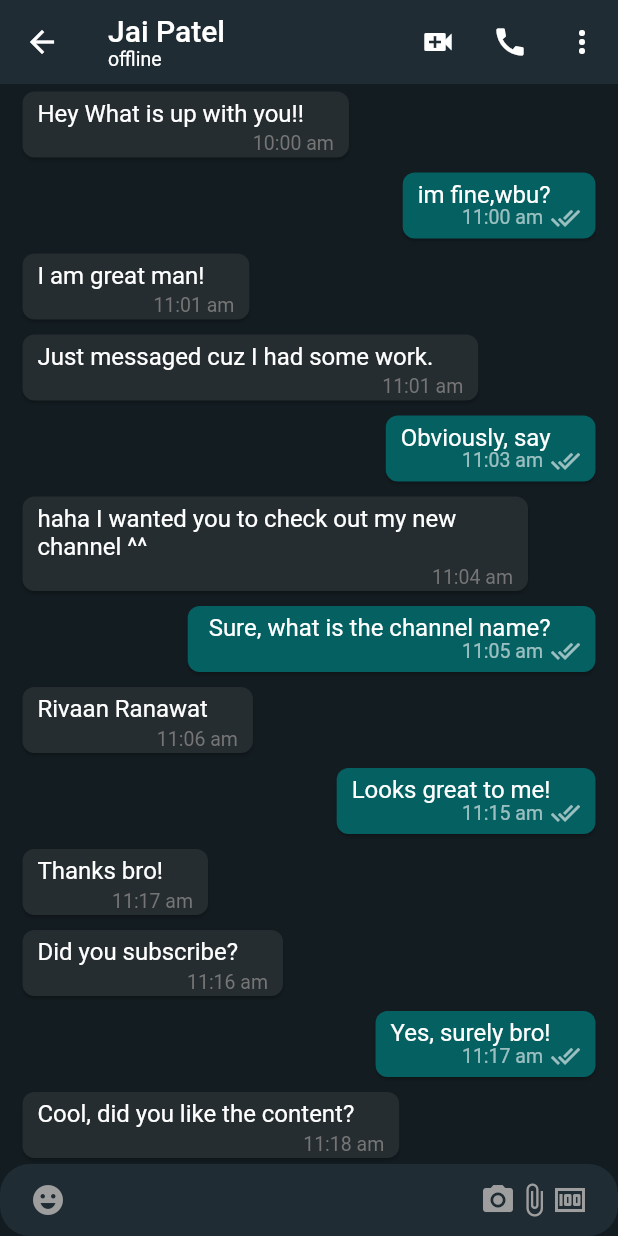
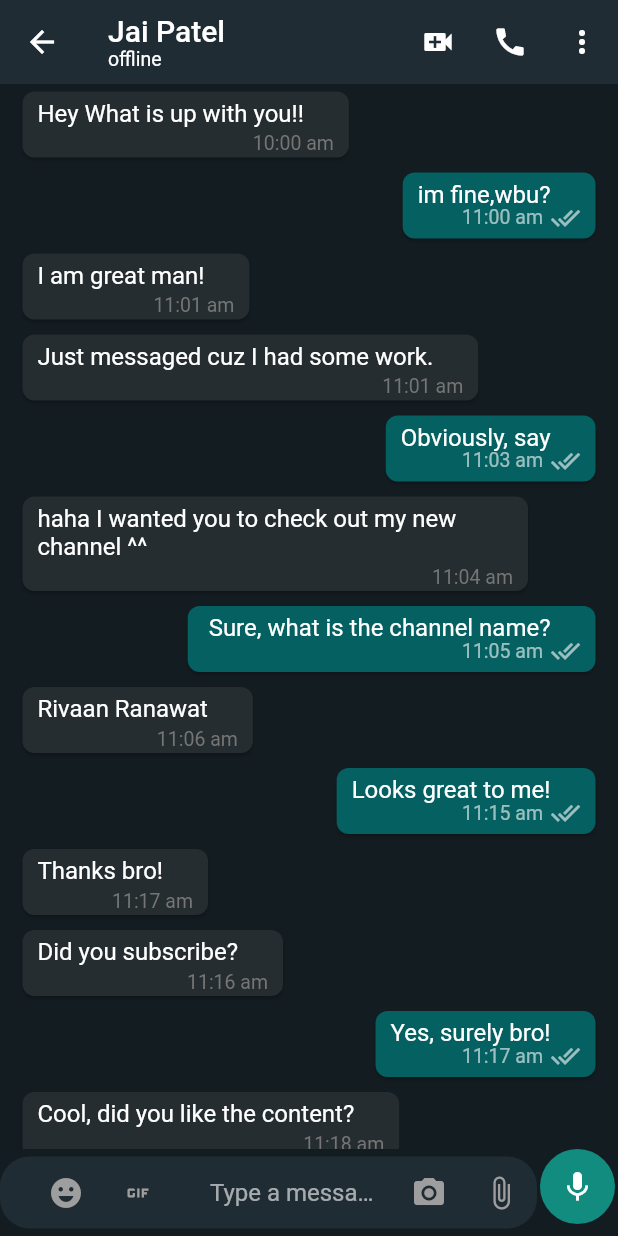
Before and after one commit to TheBoy-WhoCode/whatsapp-flutter-ui, a Flutter app: the MobileChatScreen screen opened directly, on a phone screen of 412 x 824 dp. Run offline on Flutter 3.47's test engine with Material 2 defaults, Android fonts, the phone set to English and light mode, and no system bars; our stand-ins replace cloud_firestore, country_picker, firebase_auth, firebase_core, firebase_storage, flutter_contacts and 2 more; accounts and stored records are empty.

Commit message:
message sending part completed

```diff
--- a/lib/screens/mobile_chat_screen.dart
+++ b/lib/features/chat/screens/mobile_chat_screen.dart
@@ -4,6 +4,7 @@ import 'package:flutter_riverpod/flutter_riverpod.dart';
 import 'package:whatsapp_ui/colors.dart';
 import 'package:whatsapp_ui/common/widgets/loader.dart';
 import 'package:whatsapp_ui/features/auth/controller/auth_controller.dart';
+import 'package:whatsapp_ui/features/chat/widgets/bottom_chat_field.dart';
 import 'package:whatsapp_ui/models/user_model.dart';
 import 'package:whatsapp_ui/widgets/chat_list.dart';
 
@@ -63,47 +64,8 @@ class MobileChatScreen extends ConsumerWidget {
           const Expanded(
             child: ChatList(),
           ),
-          TextField(
-            decoration: InputDecoration(
-              filled: true,
-              fillColor: mobileChatBoxColor,
-              prefixIcon: const Padding(
-                padding: EdgeInsets.symmetric(horizontal: 20.0),
-                child: Icon(
-                  Icons.emoji_emotions,
-                  color: Colors.grey,
-                ),
-              ),
-              suffixIcon: Padding(
-                padding: const EdgeInsets.symmetric(horizontal: 20.0),
-                child: Row(
-                  mainAxisAlignment: MainAxisAlignment.end,
-                  children: const [
-                    Icon(
-                      Icons.camera_alt,
-                      color: Colors.grey,
-                    ),
-                    Icon(
-                      Icons.attach_file,
-                      color: Colors.grey,
-                    ),
-                    Icon(
-                      Icons.money,
-                      color: Colors.grey,
-                    ),
-                  ],
-                ),
-              ),
-              hintText: 'Type a message!',
-              border: OutlineInputBorder(
-                borderRadius: BorderRadius.circular(20.0),
-                borderSide: const BorderSide(
-                  width: 0,
-                  style: BorderStyle.none,
-                ),
-              ),
-              contentPadding: const EdgeInsets.all(10),
-            ),
+          BottomChatField(
+            recieverUserId: uid,
           ),
         ],
       ),
--- /dev/null
+++ b/lib/features/chat/widgets/bottom_chat_field.dart
@@ -0,0 +1,138 @@
+import 'package:flutter/material.dart';
+import 'package:flutter_riverpod/flutter_riverpod.dart';
+
+import 'package:whatsapp_ui/colors.dart';
+import 'package:whatsapp_ui/features/chat/controller/chat_controller.dart';
+
+class BottomChatField extends ConsumerStatefulWidget {
+  final String recieverUserId;
+  const BottomChatField({
+    Key? key,
+    required this.recieverUserId,
+  }) : super(key: key);
+
+  @override
+  ConsumerState<BottomChatField> createState() => _BottomChatFieldState();
+}
+
+class _BottomChatFieldState extends ConsumerState<BottomChatField> {
+  bool isShowSendButton = false;
+  final TextEditingController _messageController = TextEditingController();
+
+  void sendTextMessage() async {
+    if (isShowSendButton) {
+      ref.read(chatControllerProvider).sendTextMessage(
+            context,
+            _messageController.text.trim(),
+            widget.recieverUserId,
+          );
+
+      setState(() {
+        _messageController.text = "";
+      });
+    }
+  }
+
+  @override
+  void dispose() {
+    _messageController.dispose();
+    super.dispose();
+  }
+
+  @override
+  Widget build(BuildContext context) {
+    return Row(
+      children: [
+        Expanded(
+          child: TextFormField(
+            controller: _messageController,
+            onChanged: (val) {
+              if (val.isNotEmpty) {
+                setState(() {
+                  isShowSendButton = true;
+                });
+              } else {
+                setState(() {
+                  isShowSendButton = false;
+                });
+              }
+            },
+            decoration: InputDecoration(
+              filled: true,
+              fillColor: mobileChatBoxColor,
+              prefixIcon: Padding(
+                padding: const EdgeInsets.symmetric(horizontal: 20),
+                child: SizedBox(
+                  width: 100,
+                  child: Row(
+                    children: [
+                      IconButton(
+                        onPressed: () {},
+                        icon: const Icon(
+                          Icons.emoji_emotions,
+                          color: Colors.grey,
+                        ),
+                      ),
+                      IconButton(
+                        onPressed: () {},
+                        icon: const Icon(
+                          Icons.gif,
+                          color: Colors.grey,
+                        ),
+                      ),
+                    ],
+                  ),
+                ),
+              ),
+              suffixIcon: SizedBox(
+                width: 100,
+                child: Row(
+                  mainAxisAlignment: MainAxisAlignment.end,
+                  children: [
+                    IconButton(
+                      onPressed: () {},
+                      icon: const Icon(
+                        Icons.camera_alt,
+                        color: Colors.grey,
+                      ),
+                    ),
+                    IconButton(
+                      onPressed: () {},
+                      icon: const Icon(
+                        Icons.attach_file,
+                        color: Colors.grey,
+                      ),
+                    ),
+                  ],
+                ),
+              ),
+              hintText: 'Type a message!',
+              border: OutlineInputBorder(
+                borderRadius: BorderRadius.circular(20.0),
+                borderSide: const BorderSide(
+                  width: 0,
+                  style: BorderStyle.none,
+                ),
+              ),
+              contentPadding: const EdgeInsets.all(10),
+            ),
+          ),
+        ),
+        Padding(
+          padding: const EdgeInsets.only(bottom: 8.0, right: 2, left: 2),
+          child: CircleAvatar(
+            backgroundColor: const Color(0xFF128C7E),
+            radius: 25,
+            child: GestureDetector(
+              onTap: sendTextMessage,
+              child: Icon(
+                isShowSendButton ? Icons.send : Icons.mic,
+                color: Colors.white,
+              ),
+            ),
+          ),
+        )
+      ],
+    );
+  }
+}
--- a/lib/features/select_contacts/repository/select_contact_repository.dart
+++ b/lib/features/select_contacts/repository/select_contact_repository.dart
@@ -4,7 +4,7 @@ import 'package:flutter_contacts/flutter_contacts.dart';
 import 'package:flutter_riverpod/flutter_riverpod.dart';
 import 'package:whatsapp_ui/common/utils/utils.dart';
 import 'package:whatsapp_ui/models/user_model.dart';
-import 'package:whatsapp_ui/screens/mobile_chat_screen.dart';
+import 'package:whatsapp_ui/features/chat/screens/mobile_chat_screen.dart';
 
 final selectContactRepositoryProvider = Provider(
     (ref) => SelectContactRepository(firestore: FirebaseFirestore.instance));
--- a/lib/router.dart
+++ b/lib/router.dart
@@ -4,7 +4,7 @@ import 'package:whatsapp_ui/features/auth/screens/login_screen.dart';
 import 'package:whatsapp_ui/features/auth/screens/otp_screen.dart';
 import 'package:whatsapp_ui/features/auth/screens/user_information_screen.dart';
 import 'package:whatsapp_ui/features/select_contacts/screens/select_contacts_screen.dart';
-import 'package:whatsapp_ui/screens/mobile_chat_screen.dart';
+import 'package:whatsapp_ui/features/chat/screens/mobile_chat_screen.dart';
 
 Route<dynamic> generateRoute(RouteSettings settings) {
   switch (settings.name) {
--- a/lib/widgets/contacts_list.dart
+++ b/lib/widgets/contacts_list.dart
@@ -1,7 +1,7 @@
 import 'package:flutter/material.dart';
 import 'package:whatsapp_ui/colors.dart';
 import 'package:whatsapp_ui/info.dart';
-import 'package:whatsapp_ui/screens/mobile_chat_screen.dart';
+import 'package:whatsapp_ui/features/chat/screens/mobile_chat_screen.dart';
 
 class ContactsList extends StatelessWidget {
   const ContactsList({Key? key}) : super(key: key);
--- a/pubspec.yaml
+++ b/pubspec.yaml
@@ -18,7 +18,7 @@ publish_to: "none" # Remove this line if you wish to publish to pub.dev
 version: 1.0.0+1
 
 environment:
-  sdk: ">=2.12.0 <3.0.0"
+  sdk: ">=2.17.0 <3.0.0"
 
 # Dependencies specify other packages that your package needs in order to work.
 # To automatically upgrade your package dependencies to the latest versions
@@ -41,7 +41,7 @@ dependencies:
   flutter_riverpod: ^2.0.0-dev.9
   image_picker: ^0.8.5+3
   flutter_contacts: ^1.1.5
-
+  uuid: ^3.0.6
 
 dev_dependencies:
   flutter_test:
```
Also changed, not shown: lib/common/enums/message_enum.dart (added, +29 -0 lines), lib/features/chat/controller/chat_controller.dart (added, +34 -0 lines), lib/features/chat/repository/chat_repository.dart (added, +134 -0 lines), lib/models/chat_contact.dart (added, +36 -0 lines), lib/models/message.dart (added, +46 -0 lines), pubspec.lock.
